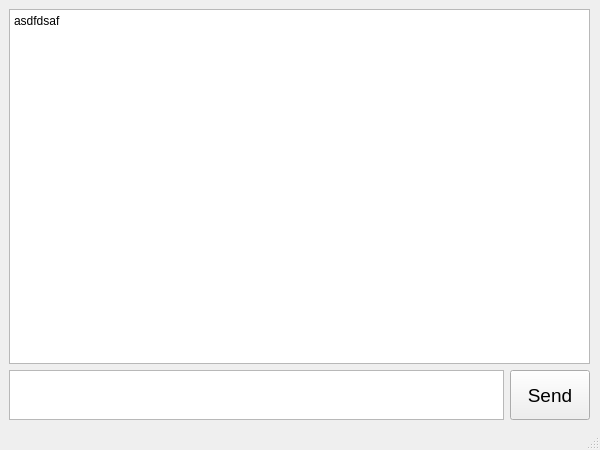
The window that Client/clientwindow.ui (Semachko/client-server-chat) describes before a commit, drawn with Qt 5.
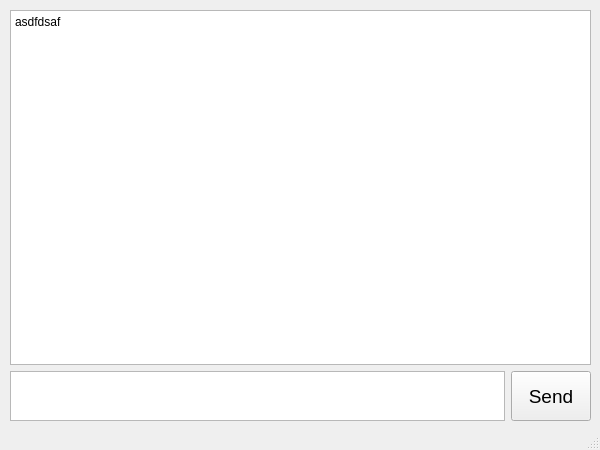
The same window after the commit.

```diff
--- a/Client/clientwindow.ui
+++ b/Client/clientwindow.ui
@@ -2,9 +2,6 @@
 <ui version="4.0">
  <class>ClientWindow</class>
  <widget class="QMainWindow" name="ClientWindow">
-  <property name="enabled">
-   <bool>true</bool>
-  </property>
   <property name="geometry">
    <rect>
     <x>0</x>
@@ -13,18 +10,27 @@
     <height>450</height>
    </rect>
   </property>
+  <property name="sizePolicy">
+   <sizepolicy hsizetype="Preferred" vsizetype="Preferred">
+    <horstretch>0</horstretch>
+    <verstretch>0</verstretch>
+   </sizepolicy>
+  </property>
+  <property name="minimumSize">
+   <size>
+    <width>0</width>
+    <height>0</height>
+   </size>
+  </property>
   <property name="windowTitle">
    <string>Chat</string>
   </property>
   <widget class="QWidget" name="centralwidget">
-   <property name="enabled">
-    <bool>true</bool>
-   </property>
    <widget class="QWidget" name="verticalLayoutWidget">
     <property name="geometry">
      <rect>
-      <x>9</x>
-      <y>9</y>
+      <x>10</x>
+      <y>10</y>
       <width>581</width>
       <height>411</height>
      </rect>
```
Left out of the diff: 2 changed lines with no effect on the pictures.
